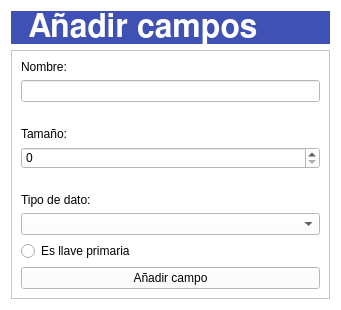
The window that addfieldwindow.ui (carlosvelaquez/ProyectoEDII) describes before a commit, drawn with Qt 5.
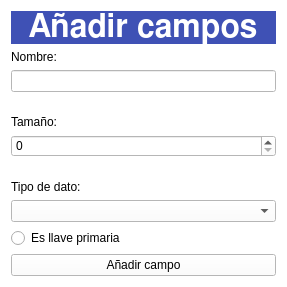
The same window after the commit.

Diff of the .ui file:
```diff
--- a/addfieldwindow.ui
+++ b/addfieldwindow.ui
@@ -6,8 +6,8 @@
    <rect>
     <x>0</x>
     <y>0</y>
-    <width>341</width>
-    <height>310</height>
+    <width>287</width>
+    <height>287</height>
    </rect>
   </property>
   <property name="windowTitle">
@@ -37,15 +37,6 @@
     </widget>
    </item>
    <item>
-    <widget class="QFrame" name="frame">
-     <property name="frameShape">
-      <enum>QFrame::StyledPanel</enum>
-     </property>
-     <property name="frameShadow">
-      <enum>QFrame::Raised</enum>
-     </property>
-     <layout class="QVBoxLayout" name="verticalLayout_2">
-      <item>
        <widget class="QLabel" name="label">
         <property name="text">
          <string>Nombre:</string>
@@ -63,7 +54,7 @@
         <property name="sizeHint" stdset="0">
          <size>
           <width>20</width>
-          <height>1</height>
+       <height>0</height>
          </size>
         </property>
        </spacer>
@@ -86,7 +77,7 @@
         <property name="sizeHint" stdset="0">
          <size>
           <width>20</width>
-          <height>2</height>
+       <height>1</height>
          </size>
         </property>
        </spacer>
@@ -113,9 +104,6 @@
         <property name="text">
          <string>Añadir campo</string>
         </property>
-       </widget>
-      </item>
-     </layout>
     </widget>
    </item>
   </layout>
```
Lines whose indentation alone changed are shown as unchanged.
